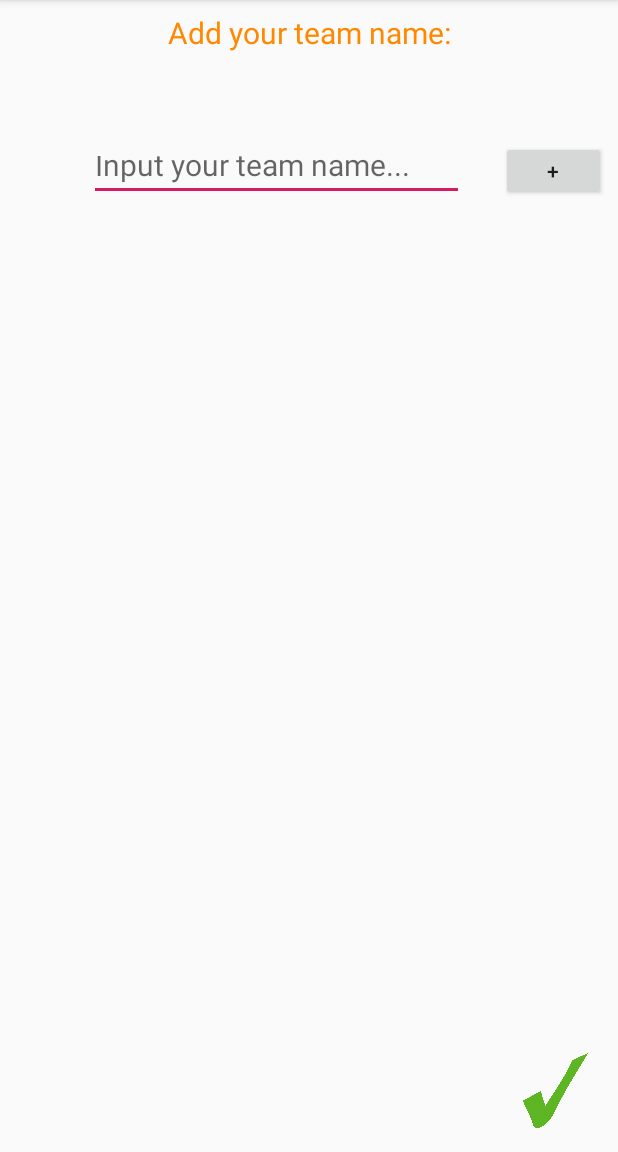
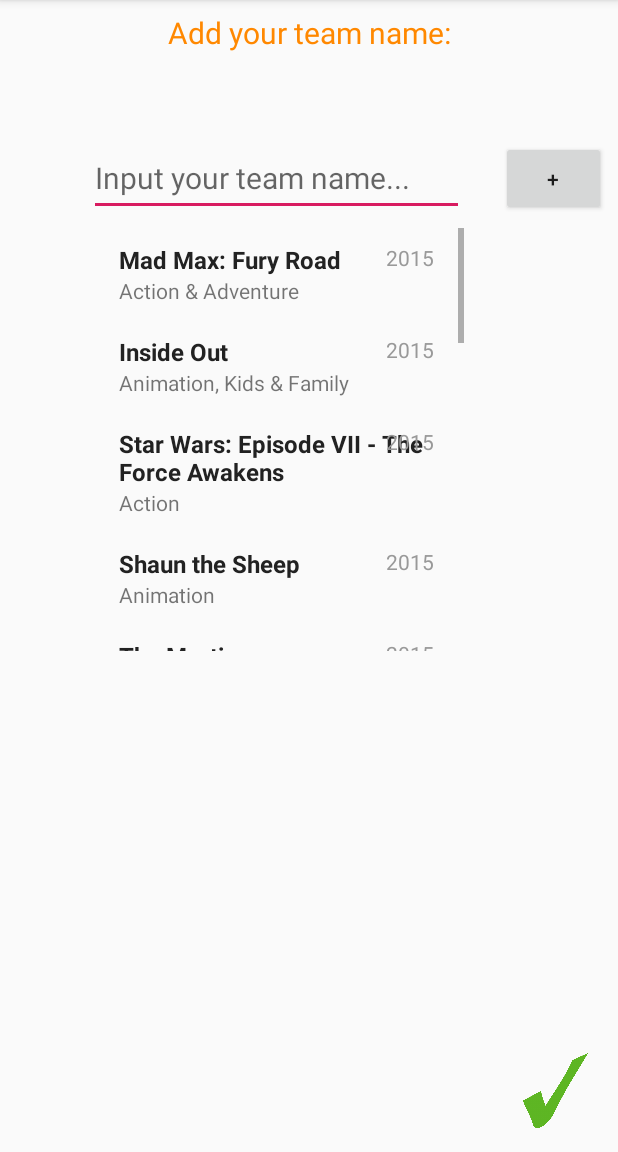
Before and after one commit to NoureddineK/mApp, an Android app: the screen it shows after launch (Teams before the commit, TeamActivity after it), after a tap on "TEAM", on a phone screen of 412 x 824 dp, the part 84-1236 px from its top. Run offline under Robolectric (Android 15) with nearby library versions, the phone set to English and light mode, and no system bars; our stand-ins replace ButterKnife, CircleImageView, Picasso; pictures from the network do not load.

Commit message:
Adding Teams RecycleActivity

```diff
--- a/app/build.gradle
+++ b/app/build.gradle
@@ -29,4 +29,5 @@
     annotationProcessor 'com.jakewharton:butterknife:7.0.0'
     implementation 'com.squareup.picasso:picasso:2.71828'
     compile 'de.hdodenhof:circleimageview:2.1.0'
+    implementation 'com.android.support:recyclerview-v7:27.1.1'
 }
--- a/app/src/main/AndroidManifest.xml
+++ b/app/src/main/AndroidManifest.xml
@@ -16,9 +16,9 @@
                 <category android:name="android.intent.category.LAUNCHER" />
             </intent-filter>
         </activity>
-        <activity android:name=".Roll_Dice" />
-        <activity android:name=".Teams" />
-        <activity android:name=".Players"></activity>
+        <activity android:name=".Roll_DiceActivity" />
+        <activity android:name=".TeamActivity" />
+        <activity android:name=".PlayerActivity"></activity>
     </application>
 
 </manifest>
--- a/app/src/main/java/com/mmm/noureddine/mapp/MainActivity.java
+++ b/app/src/main/java/com/mmm/noureddine/mapp/MainActivity.java
@@ -3,22 +3,13 @@
 import android.content.Intent;
 import android.support.v7.app.AppCompatActivity;
 import android.os.Bundle;
-import android.os.Bundle;
 import android.view.animation.Animation;
-import android.view.animation.AnimationUtils;
 import android.view.animation.LinearInterpolator;
 import android.view.animation.RotateAnimation;
-import android.widget.ArrayAdapter;
-import android.widget.ListView;
-import android.os.Bundle;
-import android.support.v7.app.AppCompatActivity;
 import android.view.View;
 import android.widget.Button;
-import android.widget.ImageView;
 
 import com.squareup.picasso.Picasso;
-
-import java.util.Random;
 
 import butterknife.Bind;
 import butterknife.OnClick;
@@ -50,7 +41,7 @@
         start_game.setOnClickListener(new View.OnClickListener() {
             @Override
             public void onClick(View v) {
-                Intent intent = new Intent(getBaseContext(), Teams.class);
+                Intent intent = new Intent(getBaseContext(), TeamActivity.class);
                 startActivity(intent);
             }
         });
@@ -66,13 +57,13 @@
 
     @OnClick(R.id.rollDices)
     public void lancherRollActivity(View v) {
-        Intent intent = new Intent(this, Roll_Dice.class);
+        Intent intent = new Intent(this, Roll_DiceActivity.class);
         startActivity(intent);
     }
 
     @OnClick(R.id.team)
     public void selectTeam(View v) {
-        Intent intent = new Intent(this, Teams.class);
+        Intent intent = new Intent(this, TeamActivity.class);
         startActivity(intent);
     }
 
--- /dev/null
+++ b/app/src/main/java/com/mmm/noureddine/mapp/MoviesAdapter.java
@@ -0,0 +1,51 @@
+package com.mmm.noureddine.mapp;
+
+import android.support.v7.widget.RecyclerView;
+import android.view.LayoutInflater;
+import android.view.View;
+import android.view.ViewGroup;
+import android.widget.TextView;
+
+import java.util.List;
+
+public class MoviesAdapter extends RecyclerView.Adapter<MoviesAdapter.MyViewHolder> {
+
+    private List<Team> moviesList;
+
+    public class MyViewHolder extends RecyclerView.ViewHolder {
+        public TextView title, year, genre;
+
+        public MyViewHolder(View view) {
+            super(view);
+            title = (TextView) view.findViewById(R.id.title);
+            genre = (TextView) view.findViewById(R.id.genre);
+            year = (TextView) view.findViewById(R.id.year);
+        }
+    }
+
+
+    public MoviesAdapter(List<Team> moviesList) {
+        this.moviesList = moviesList;
+    }
+
+    @Override
+    public MyViewHolder onCreateViewHolder(ViewGroup parent, int viewType) {
+        View itemView = LayoutInflater.from(parent.getContext())
+                .inflate(R.layout.team_list_row, parent, false);
+
+        return new MyViewHolder(itemView);
+    }
+
+    @Override
+    public void onBindViewHolder(MyViewHolder holder, int position) {
+        Team team = moviesList.get(position);
+        holder.title.setText(team.getTitle());
+        holder.genre.setText(team.getGenre());
+        holder.year.setText(team.getYear());
+    }
+
+    @Override
+    public int getItemCount() {
+        return moviesList.size();
+    }
+}
--- a/app/src/main/java/com/mmm/noureddine/mapp/Teams.java
+++ b/app/src/main/java/com/mmm/noureddine/mapp/PlayerActivity.java
@@ -3,14 +3,11 @@
 import android.support.v7.app.AppCompatActivity;
 import android.os.Bundle;
 
-import com.squareup.picasso.Picasso;
-
-public class Teams extends AppCompatActivity {
+public class PlayerActivity extends AppCompatActivity {
 
     @Override
     protected void onCreate(Bundle savedInstanceState) {
         super.onCreate(savedInstanceState);
-        setContentView(R.layout.activity_teams);
-        //Picasso.get().load("http://i.imgur.com/DvpvklR.png").into(imageView);
+        setContentView(R.layout.activity_players);
     }
 }
--- a/app/src/main/java/com/mmm/noureddine/mapp/Players.java
+++ /dev/null
@@ -1,13 +0,0 @@
-package com.mmm.noureddine.mapp;
-
-import android.support.v7.app.AppCompatActivity;
-import android.os.Bundle;
-
-public class Players extends AppCompatActivity {
-
-    @Override
-    protected void onCreate(Bundle savedInstanceState) {
-        super.onCreate(savedInstanceState);
-        setContentView(R.layout.activity_players);
-    }
-}
--- a/app/src/main/java/com/mmm/noureddine/mapp/Roll_Dice.java
+++ b/app/src/main/java/com/mmm/noureddine/mapp/Roll_DiceActivity.java
@@ -8,7 +8,7 @@
 
 import java.util.Random;
 
-public class Roll_Dice extends AppCompatActivity {
+public class Roll_DiceActivity extends AppCompatActivity {
     public static final Random RANDOM = new Random();
     private Button rollDices;
     private ImageView imageView1, imageView2;
--- /dev/null
+++ b/app/src/main/java/com/mmm/noureddine/mapp/Team.java
@@ -0,0 +1,38 @@
+package com.mmm.noureddine.mapp;
+
+public class Team {
+    private String title, genre, year;
+
+    public Team() {
+    }
+
+    public Team(String title, String genre, String year) {
+        this.title = title;
+        this.genre = genre;
+        this.year = year;
+    }
+
+    public String getTitle() {
+        return title;
+    }
+
+    public void setTitle(String name) {
+        this.title = name;
+    }
+
+    public String getYear() {
+        return year;
+    }
+
+    public void setYear(String year) {
+        this.year = year;
+    }
+
+    public String getGenre() {
+        return genre;
+    }
+
+    public void setGenre(String genre) {
+        this.genre = genre;
+    }
+}
--- /dev/null
+++ b/app/src/main/java/com/mmm/noureddine/mapp/TeamActivity.java
@@ -0,0 +1,88 @@
+package com.mmm.noureddine.mapp;
+
+import android.support.v7.app.AppCompatActivity;
+import android.os.Bundle;
+
+import android.support.v7.widget.DefaultItemAnimator;
+import android.support.v7.widget.LinearLayoutManager;
+import android.support.v7.widget.RecyclerView;
+
+import java.util.ArrayList;
+import java.util.List;
+public class TeamActivity extends AppCompatActivity {
+
+    private List<Team> teamList = new ArrayList<>();
+    private RecyclerView recyclerView;
+    private MoviesAdapter mAdapter;
+
+    @Override
+    protected void onCreate(Bundle savedInstanceState) {
+        super.onCreate(savedInstanceState);
+        setContentView(R.layout.activity_teams);
+        //Picasso.get().load("http://i.imgur.com/DvpvklR.png").into(imageView);
+
+       // Toolbar toolbar = (Toolbar) findViewById(R.id.toolbar);
+       // setSupportActionBar(toolbar);
+
+        recyclerView = (RecyclerView) findViewById(R.id.recycler_view);
+
+        mAdapter = new MoviesAdapter(teamList);
+        RecyclerView.LayoutManager mLayoutManager = new LinearLayoutManager(getApplicationContext());
+        recyclerView.setLayoutManager(mLayoutManager);
+        recyclerView.setItemAnimator(new DefaultItemAnimator());
+        recyclerView.setAdapter(mAdapter);
+
+        prepareMovieData();
+    }
+    private void prepareMovieData() {
+        Team team = new Team("Mad Max: Fury Road", "Action & Adventure", "2015");
+        teamList.add(team);
+
+        team = new Team("Inside Out", "Animation, Kids & Family", "2015");
+        teamList.add(team);
+
+        team = new Team("Star Wars: Episode VII - The Force Awakens", "Action", "2015");
+        teamList.add(team);
+
+        team = new Team("Shaun the Sheep", "Animation", "2015");
+        teamList.add(team);
+
+        team = new Team("The Martian", "Science Fiction & Fantasy", "2015");
+        teamList.add(team);
+
+        team = new Team("Mission: Impossible Rogue Nation", "Action", "2015");
+        teamList.add(team);
+
+        team = new Team("Up", "Animation", "2009");
+        teamList.add(team);
+
+        team = new Team("Star Trek", "Science Fiction", "2009");
+        teamList.add(team);
+
+        team = new Team("The LEGO Team", "Animation", "2014");
+        teamList.add(team);
+
+        team = new Team("Iron Man", "Action & Adventure", "2008");
+        teamList.add(team);
+
+        team = new Team("Aliens", "Science Fiction", "1986");
+        teamList.add(team);
+
+        team = new Team("Chicken Run", "Animation", "2000");
+        teamList.add(team);
+
+        team = new Team("Back to the Future", "Science Fiction", "1985");
+        teamList.add(team);
+
+        team = new Team("Raiders of the Lost Ark", "Action & Adventure", "1981");
+        teamList.add(team);
+
+        team = new Team("Goldfinger", "Action & Adventure", "1965");
+        teamList.add(team);
+
+        team = new Team("Guardians of the Galaxy", "Science Fiction & Fantasy", "2014");
+        teamList.add(team);
+
+        mAdapter.notifyDataSetChanged();
+    }
+}
--- a/app/src/main/res/layout/activity_players.xml
+++ b/app/src/main/res/layout/activity_players.xml
@@ -4,6 +4,6 @@
     xmlns:tools="http://schemas.android.com/tools"
     android:layout_width="match_parent"
     android:layout_height="match_parent"
-    tools:context=".Players">
+    tools:context=".PlayerActivity">
 
 </android.support.constraint.ConstraintLayout>
--- a/app/src/main/res/layout/activity_roll__dice.xml
+++ b/app/src/main/res/layout/activity_roll__dice.xml
@@ -5,7 +5,7 @@
     android:id="@+id/roll_Dice_activity"
     android:layout_width="match_parent"
     android:layout_height="match_parent"
-    tools:context=".Roll_Dice">
+    tools:context=".Roll_DiceActivity">
 
     <ImageView
 
--- a/app/src/main/res/layout/activity_teams.xml
+++ b/app/src/main/res/layout/activity_teams.xml
@@ -4,7 +4,8 @@
     xmlns:tools="http://schemas.android.com/tools"
     android:layout_width="match_parent"
     android:layout_height="match_parent"
-    tools:context=".Teams">
+    tools:context=".TeamActivity"
+    android:windowSoftInputMode="adjustResize|stateVisible">
 
     <TextView
         android:id="@+id/label_team"
@@ -31,7 +32,7 @@
         android:layout_marginEnd="8dp"
         android:hint="@string/input_team_name"
         android:inputType="text"
-        android:maxLength="15"
+        android:maxLength="25"
         android:textSize="20dp"
         app:layout_constraintEnd_toStartOf="@+id/plus_button"
         app:layout_constraintHorizontal_bias="0.752"
@@ -51,8 +52,27 @@
         app:layout_constraintEnd_toEndOf="parent"
         app:layout_constraintTop_toBottomOf="@+id/label_team"/>
 
+
+    <android.support.v7.widget.RecyclerView
+        android:id="@+id/recycler_view"
+        android:layout_width="@dimen/input_team_width"
+        android:layout_height="282dp"
+        android:layout_marginTop="8dp"
+        android:layout_marginEnd="8dp"
+        android:layout_marginBottom="72dp"
+        android:scrollbars="vertical"
+        app:layout_constraintBottom_toTopOf="@+id/validate_teams"
+        app:layout_constraintEnd_toStartOf="@+id/plus_button"
+        app:layout_constraintHorizontal_bias="0.0"
+        app:layout_constraintStart_toStartOf="@id/team_name"
+        app:layout_constraintTop_toBottomOf="@+id/team_name"
+        app:layout_constraintVertical_bias="0.0" />
+
+
+
+
     <ImageView
-        android:id="@+id/imageView"
+        android:id="@+id/validate_teams"
         android:layout_width="@dimen/text_height"
         android:layout_height="@dimen/text_height"
         android:layout_marginStart="8dp"
--- /dev/null
+++ b/app/src/main/res/layout/team_list_row.xml
@@ -0,0 +1,36 @@
+<?xml version="1.0" encoding="utf-8"?>
+<RelativeLayout xmlns:android="http://schemas.android.com/apk/res/android"
+    android:layout_width="match_parent"
+    android:layout_height="wrap_content"
+    android:background="?android:attr/selectableItemBackground"
+    android:clickable="true"
+    android:focusable="true"
+    android:orientation="vertical"
+    android:paddingBottom="@dimen/row_padding_vertical"
+    android:paddingLeft="@dimen/activity_horizontal_margin"
+    android:paddingRight="@dimen/activity_horizontal_margin"
+    android:paddingTop="@dimen/row_padding_vertical">
+
+    <TextView
+        android:id="@+id/title"
+        android:layout_width="match_parent"
+        android:layout_height="wrap_content"
+        android:layout_alignParentTop="true"
+        android:textColor="@color/title"
+        android:textSize="16dp"
+        android:textStyle="bold" />
+
+    <TextView
+        android:id="@+id/genre"
+        android:layout_width="match_parent"
+        android:layout_height="wrap_content"
+        android:layout_below="@id/title" />
+
+    <TextView
+        android:id="@+id/year"
+        android:layout_width="wrap_content"
+        android:layout_height="wrap_content"
+        android:layout_alignParentRight="true"
+        android:textColor="@color/year" />
+
+</RelativeLayout>
--- a/app/src/main/res/values/colors.xml
+++ b/app/src/main/res/values/colors.xml
@@ -3,4 +3,6 @@
     <color name="colorPrimary">#008577</color>
     <color name="colorPrimaryDark">#00574B</color>
     <color name="colorAccent">#D81B60</color>
+    <color name="year">#999999</color>
+    <color name="title">#222222</color>
 </resources>
--- a/app/src/main/res/values/dimen.xml
+++ b/app/src/main/res/values/dimen.xml
@@ -3,9 +3,12 @@
     <dimen name="activity_horizontal_margin">20dp</dimen>
     <dimen name="activity_vertical_margin">20dp</dimen>
     <dimen name="input_team_width">250dp</dimen>
-    <dimen name="input_team_height">40dp</dimen>
+    <dimen name="input_team_height">50dp</dimen>
     <dimen name="start_btn_size">200dp</dimen>
     <dimen name="plus_button_width">70dp</dimen>
     <dimen name="text_height">50dp</dimen>
     <dimen name="textSize">25dp</dimen>
+
+    <dimen name="fab_margin">16dp</dimen>
+    <dimen name="row_padding_vertical">10dp</dimen>
 </resources>
```
